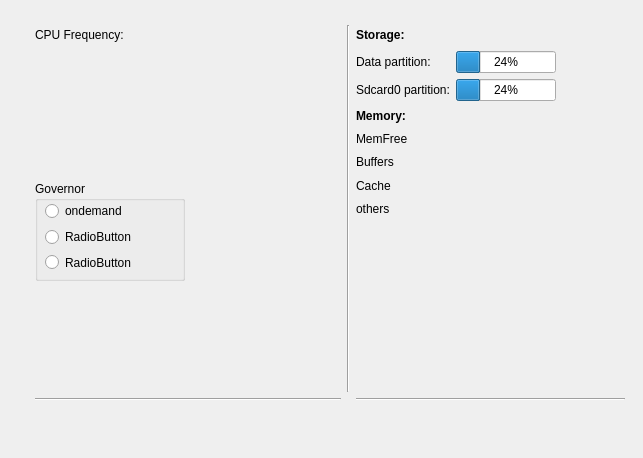
Before: the Qt Designer form phonedetailwidget.ui in BAT6188/kedacom-android-tool, drawn with Qt 5.
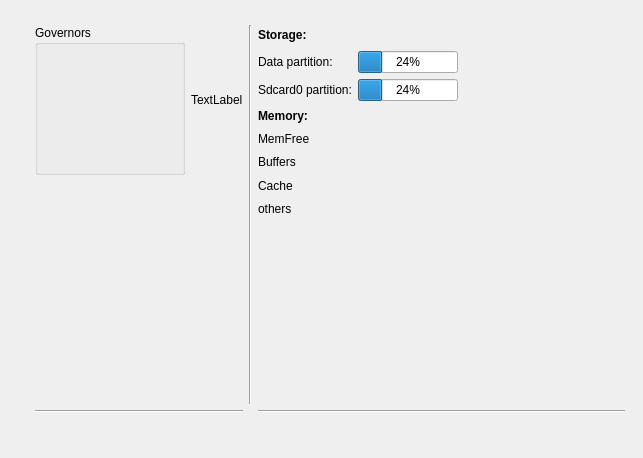
After: the same form once the commit is applied. Custom widgets are drawn as their Qt base class.

Commit message: Add CPU governor manager.

The edit to the form file:
```diff
--- a/phonedetailwidget.ui
+++ b/phonedetailwidget.ui
@@ -19,7 +19,7 @@
      <x>30</x>
      <y>20</y>
      <width>595</width>
-     <height>421</height>
+     <height>433</height>
     </rect>
    </property>
    <layout class="QGridLayout" name="gridLayout">
@@ -61,113 +61,6 @@
       </property>
      </spacer>
     </item>
-    <item row="0" column="0">
-     <layout class="QFormLayout" name="formLayout">
-      <item row="0" column="0">
-       <widget class="QLabel" name="label_2">
-        <property name="minimumSize">
-         <size>
-          <width>100</width>
-          <height>20</height>
-         </size>
-        </property>
-        <property name="maximumSize">
-         <size>
-          <width>100</width>
-          <height>20</height>
-         </size>
-        </property>
-        <property name="text">
-         <string>CPU Frequency:</string>
-        </property>
-       </widget>
-      </item>
-      <item row="0" column="1">
-       <widget class="QLabel" name="freq_label">
-        <property name="minimumSize">
-         <size>
-          <width>50</width>
-          <height>150</height>
-         </size>
-        </property>
-        <property name="maximumSize">
-         <size>
-          <width>50</width>
-          <height>150</height>
-         </size>
-        </property>
-        <property name="text">
-         <string/>
-        </property>
-       </widget>
-      </item>
-      <item row="1" column="0">
-       <widget class="QGroupBox" name="groupBox">
-        <property name="minimumSize">
-         <size>
-          <width>150</width>
-          <height>100</height>
-         </size>
-        </property>
-        <property name="title">
-         <string>Governor</string>
-        </property>
-        <property name="checkable">
-         <bool>false</bool>
-        </property>
-        <widget class="QWidget" name="verticalLayoutWidget">
-         <property name="geometry">
-          <rect>
-           <x>10</x>
-           <y>20</y>
-           <width>131</width>
-           <height>71</height>
-          </rect>
-         </property>
-         <layout class="QVBoxLayout" name="verticalLayout">
-          <item>
-           <widget class="QRadioButton" name="radioButton">
-            <property name="text">
-             <string>ondemand</string>
-            </property>
-           </widget>
-          </item>
-          <item>
-           <widget class="QRadioButton" name="radioButton_3">
-            <property name="text">
-             <string>RadioButton</string>
-            </property>
-           </widget>
-          </item>
-          <item>
-           <widget class="QRadioButton" name="radioButton_2">
-            <property name="text">
-             <string>RadioButton</string>
-            </property>
-           </widget>
-          </item>
-         </layout>
-        </widget>
-       </widget>
-      </item>
-      <item row="1" column="1">
-       <spacer name="horizontalSpacer_2">
-        <property name="orientation">
-         <enum>Qt::Horizontal</enum>
-        </property>
-        <property name="sizeType">
-         <enum>QSizePolicy::Fixed</enum>
-        </property>
-        <property name="sizeHint" stdset="0">
-         <size>
-          <width>150</width>
-          <height>20</height>
-         </size>
-        </property>
-       </spacer>
-      </item>
-     </layout>
-    </item>
     <item row="0" column="2">
      <layout class="QFormLayout" name="formLayout_2">
       <item row="0" column="0">
@@ -326,6 +219,76 @@
       </property>
      </widget>
     </item>
+    <item row="0" column="0">
+     <layout class="QGridLayout" name="gridLayout_2">
+      <item row="0" column="1">
+       <widget class="QLabel" name="freq_label">
+        <property name="text">
+         <string>TextLabel</string>
+        </property>
+       </widget>
+      </item>
+      <item row="0" column="0">
+       <widget class="QGroupBox" name="groupBox">
+        <property name="minimumSize">
+         <size>
+          <width>150</width>
+          <height>150</height>
+         </size>
+        </property>
+        <property name="maximumSize">
+         <size>
+          <width>150</width>
+          <height>200</height>
+         </size>
+        </property>
+        <property name="title">
+         <string>Governors</string>
+        </property>
+        <property name="checkable">
+         <bool>false</bool>
+        </property>
+        <widget class="QWidget" name="verticalLayoutWidget_2">
+         <property name="geometry">
+          <rect>
+           <x>10</x>
+           <y>20</y>
+           <width>131</width>
+           <height>111</height>
+          </rect>
+         </property>
+         <layout class="QVBoxLayout" name="groupVertical"/>
+        </widget>
+       </widget>
+      </item>
+      <item row="1" column="0">
+       <spacer name="verticalSpacer_3">
+        <property name="orientation">
+         <enum>Qt::Vertical</enum>
+        </property>
+        <property name="sizeHint" stdset="0">
+         <size>
+          <width>20</width>
+          <height>40</height>
+         </size>
+        </property>
+       </spacer>
+      </item>
+      <item row="1" column="1">
+       <spacer name="verticalSpacer_4">
+        <property name="orientation">
+         <enum>Qt::Vertical</enum>
+        </property>
+        <property name="sizeHint" stdset="0">
+         <size>
+          <width>20</width>
+          <height>40</height>
+         </size>
+        </property>
+       </spacer>
+      </item>
+     </layout>
+    </item>
    </layout>
   </widget>
  </widget>
```
The commit also changes 5 other files.
